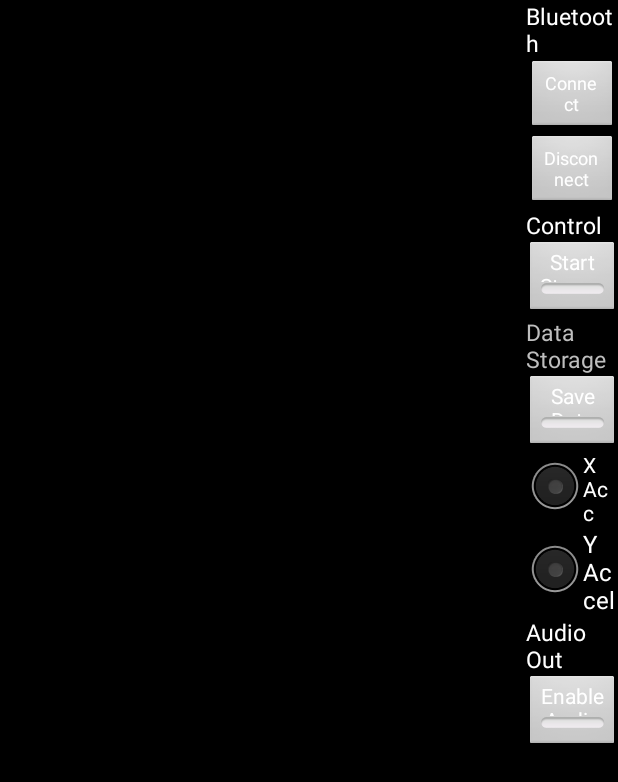
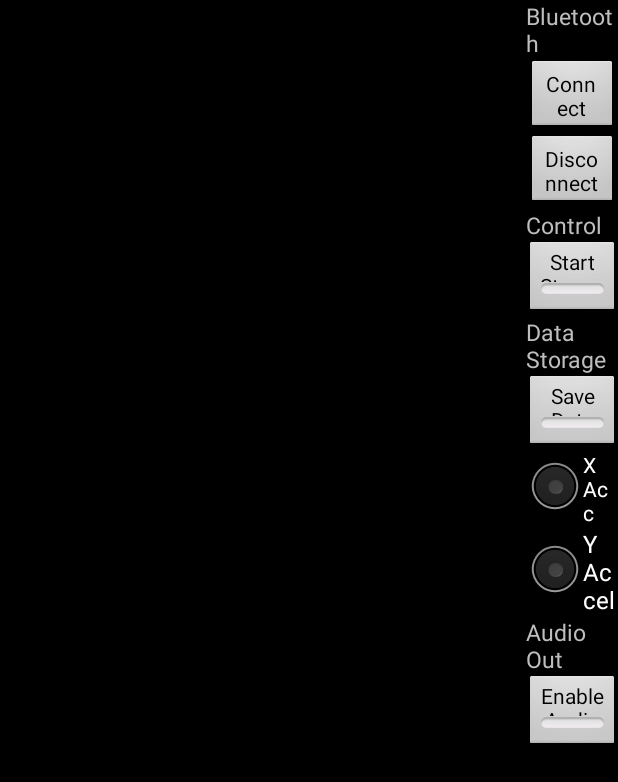
Before and after one commit to MoreCoffee12/AccelPlot, an Android app: the layout activity_main.xml on its own in the app's theme, with its tools: preview values and no code run, on a phone screen of 412 x 824 dp. Shown: the top 782 px of the screen. Run offline under Robolectric (Android 15) with nearby library versions, the light colour scheme and no system bars.

Commit message:
Final touches on the theme

```diff
--- a/app/src/main/res/layout/activity_main.xml
+++ b/app/src/main/res/layout/activity_main.xml
@@ -27,16 +27,13 @@
         android:layout_width="wrap_content"
         android:layout_height="wrap_content"
         android:text= "@string/bluetooth_label"
-        android:textSize="15sp"
-        android:textColor="@color/white"/>
+        android:textSize="15sp"/>
 
     <Button
         android:id="@+id/bConnect"
         android:layout_width="fill_parent"
         android:layout_height="50dp"
         android:text="@string/bluetooth_connect"
-        android:textSize="12sp"
-        android:textColor="@color/white"
         android:layout_below="@id/tvBluetooth"/>
 
     <Button
@@ -44,8 +41,6 @@
         android:layout_width="fill_parent"
         android:layout_height="50dp"
         android:text="@string/bluetooth_disconnect"
-        android:textSize="12sp"
-        android:textColor="@color/white"
         android:layout_below="@id/bConnect"/>
 
     <TextView
@@ -54,7 +49,6 @@
         android:layout_height="wrap_content"
         android:text="@string/chart_control_label"
         android:textSize="15sp"
-        android:textColor="@color/white"
         android:layout_below="@id/bDisconnect"/>
 
     <ToggleButton
@@ -64,7 +58,6 @@
         android:checked="false"
         android:textOff="Start Stream"
         android:textOn="Start Stream"
-        android:textColor="@color/white"
         android:layout_below="@id/tvControl"/>
 
          <TextView
@@ -82,7 +75,6 @@
             android:checked="false"
             android:textOff="@string/textoff_savedata"
             android:textOn="@string/texton_savedata"
-            android:textColor="@color/white"
             android:layout_below="@id/tvDataStorage"/>
 
 
@@ -111,7 +103,6 @@
             android:layout_height="wrap_content"
             android:text="@string/label_audioout"
             android:textSize="15sp"
-            android:textColor="@color/white"
             android:layout_below="@id/radio_ADC_to_Ch1"/>
 
         <ToggleButton
@@ -121,7 +112,6 @@
             android:checked="false"
             android:textOff="@string/textoff_audioout"
             android:textOn="@string/texton_audioout"
-            android:textColor="@color/white"
             android:layout_below="@id/tvAudioOut"/>
 
     </RelativeLayout>
--- a/app/src/main/res/values/styles.xml
+++ b/app/src/main/res/values/styles.xml
@@ -4,10 +4,13 @@
     <style name="AppTheme" parent="Theme.AppCompat.Light.DarkActionBar">
         <!-- Customize your theme here. -->
 
-        <item name="colorPrimary">@color/primary_material_light</item>
+        <item name="colorPrimary">@color/primary_material_dark</item>
         <item name="android:colorBackground">@color/background_material_dark</item>
+        <item name="android:textColorPrimary">@color/abc_primary_text_material_light</item>
     </style>
 
-    <style name="Theme.Black.NoTitleBar.AppTheme" parent="android:Theme.Black.NoTitleBar" />
+    <style name="Theme.Black.NoTitleBar.AppTheme" parent="android:Theme.Black.NoTitleBar" >
+        <item name="android:colorBackground">@color/black</item>
+    </style>
 
 </resources>
```
